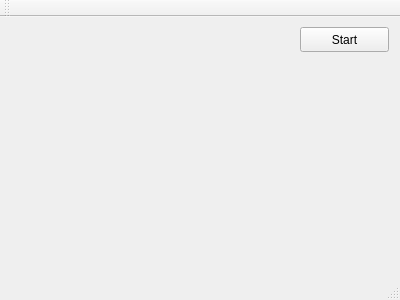
Old version of the form Ball/mainwindow.ui in the repository FIvanO/Working_staff.
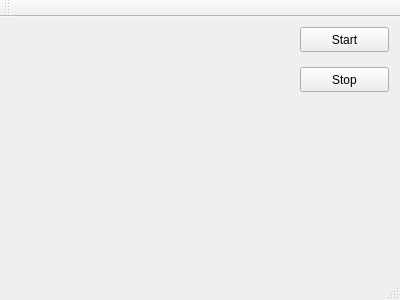
New version of the form.

The edit to the form file:
```diff
--- a/Ball/mainwindow.ui
+++ b/Ball/mainwindow.ui
@@ -27,6 +27,19 @@
      <string>Start</string>
     </property>
    </widget>
+   <widget class="QPushButton" name="Stop">
+    <property name="geometry">
+     <rect>
+      <x>300</x>
+      <y>50</y>
+      <width>89</width>
+      <height>25</height>
+     </rect>
+    </property>
+    <property name="text">
+     <string>Stop</string>
+    </property>
+   </widget>
   </widget>
   <widget class="QMenuBar" name="menuBar">
    <property name="geometry">
```
